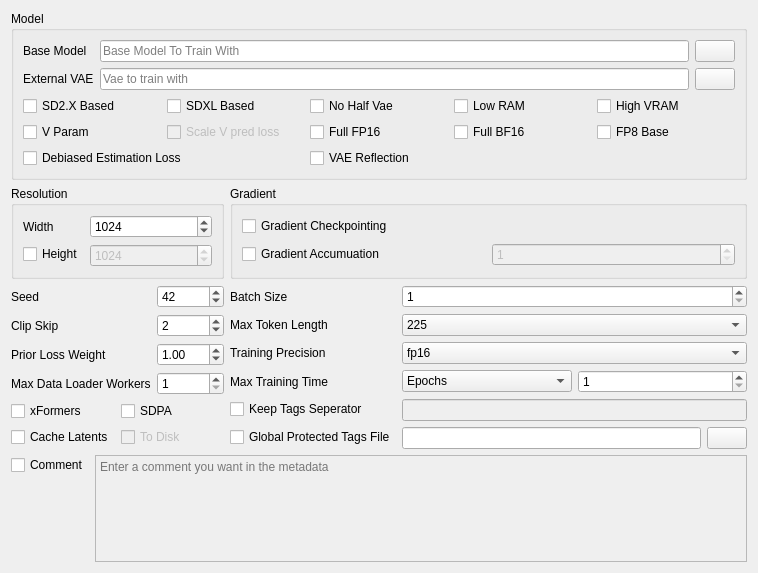
The window that ui_files/BaseUI.ui (67372a/LoRA_Easy_Training_Scripts) describes before a commit, drawn with Qt 5.
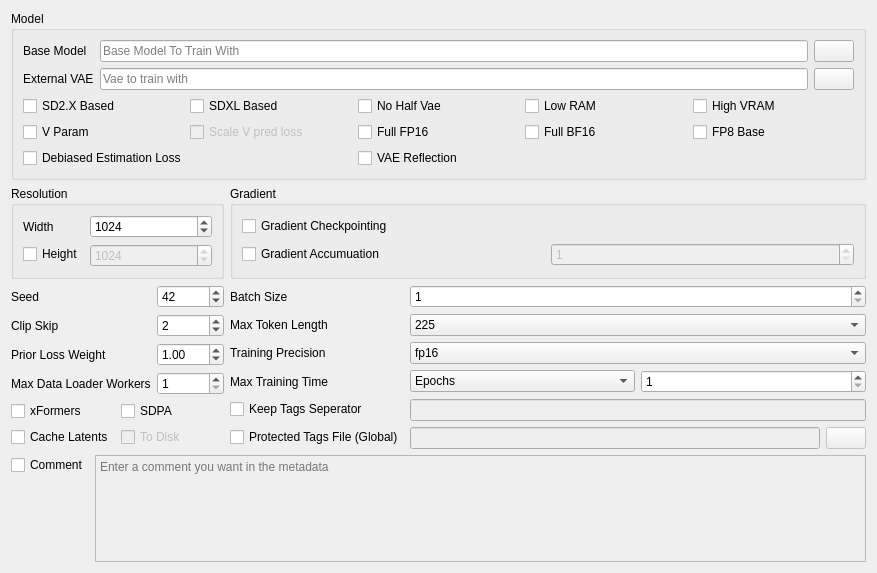
The same window after the commit. Custom widgets are drawn as their Qt base class.

Commit message: chore(BaseUI): rename label Global Protected Tags File -> Protected Tags File (Global)

```diff
--- a/ui_files/BaseUI.ui
+++ b/ui_files/BaseUI.ui
@@ -6,7 +6,7 @@
    <rect>
     <x>0</x>
     <y>0</y>
-    <width>758</width>
+    <width>877</width>
     <height>573</height>
    </rect>
   </property>
@@ -185,7 +185,7 @@
         <string>TDOO | is overwritten by subset specific protected tags file</string>
        </property>
        <property name="text">
-        <string>Global Protected Tags File</string>
+        <string>Protected Tags File (Global)</string>
        </property>
       </widget>
      </item>
@@ -193,6 +193,9 @@
       <layout class="QHBoxLayout" name="global_protected_tags_file_hLayout">
        <item>
         <widget class="DragDropLineEdit" name="global_protected_tags_file_input">
+         <property name="enabled">
+          <bool>false</bool>
+         </property>
          <property name="toolTip">
           <string>TDOO | is overwritten by subset specific protected tags file</string>
          </property>
@@ -200,6 +203,9 @@
        </item>
        <item>
         <widget class="QPushButton" name="global_protected_tags_file_selector">
+         <property name="enabled">
+          <bool>false</bool>
+         </property>
          <property name="toolTip">
           <string>TDOO | is overwritten by subset specific protected tags file</string>
          </property>
```
Left out of the diff: 32 changed lines with no effect on the pictures. The commit also changes 1 other file.
